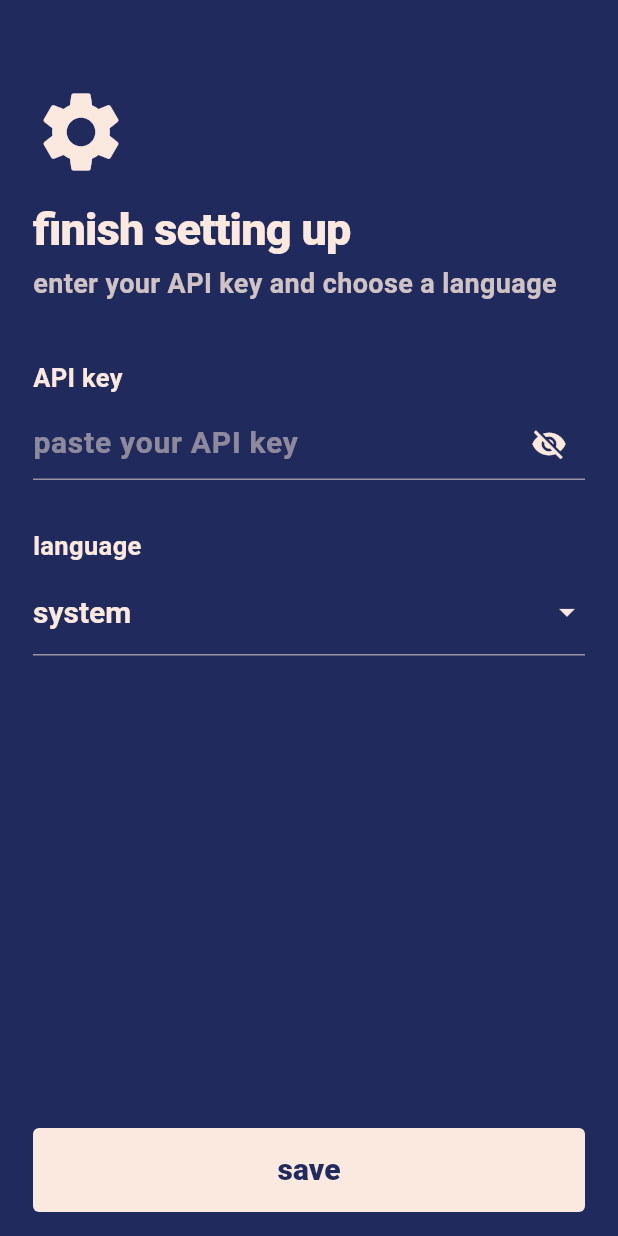
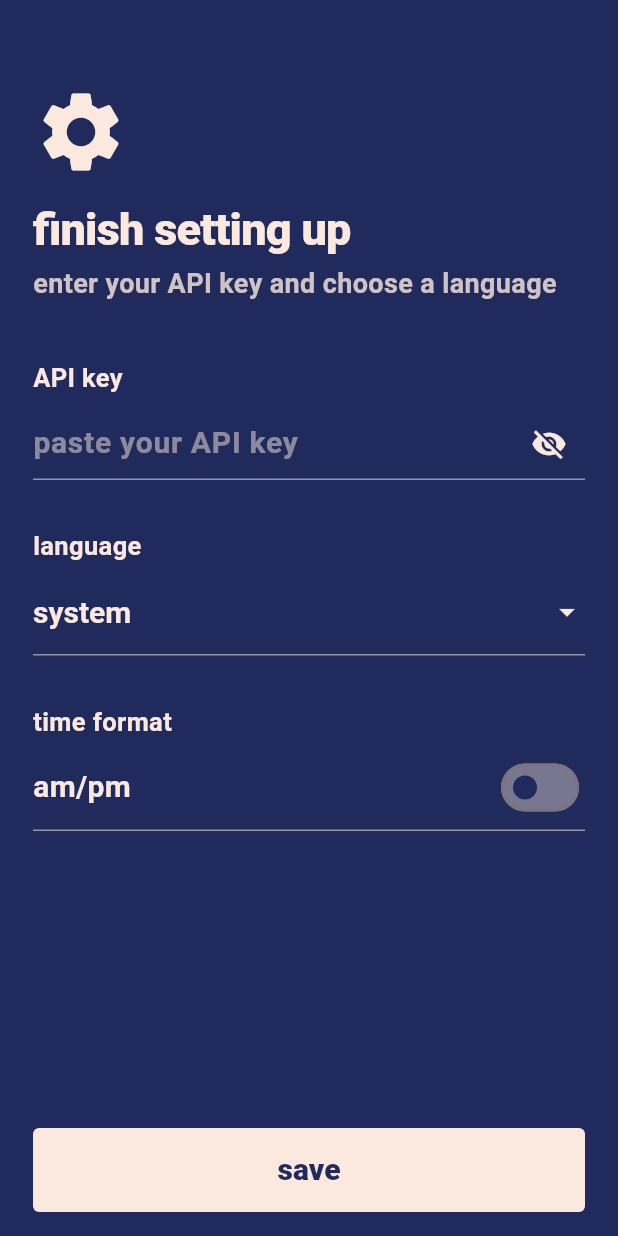
Before and after one commit to diredocks/Cloudless, a Flutter app: the screen it shows after launch, on a phone screen of 412 x 824 dp. Run offline on Flutter 3.47's test engine with Material 3 defaults, Android fonts, the phone set to English and light mode, and no system bars; our stand-ins replace shared_preferences; generated files the repository leaves out were written again.

Commit message:
feat: add hourly forecast tab
Add a 24-hour forecast screen alongside the weekly one, backed by the
Caiyun hourly block (new HourlyForecast/HourlyWeather models, mapper and
tab wiring). Rows are split by a hairline when the window crosses
midnight.

Add a settings toggle for 24-hour vs am/pm hourly labels, persisted via
SettingsStore; the label format now follows the setting directly.

```diff
--- a/lib/main.dart
+++ b/lib/main.dart
@@ -37,6 +37,7 @@ class _CloudlessAppState extends State<CloudlessApp>
   CaiyunApi? _api;
   String? _apiKey;
   String? _languageCode;
+  bool _use24Hour = false;
 
   @override
   void initState() {
@@ -44,6 +45,7 @@ class _CloudlessAppState extends State<CloudlessApp>
     WidgetsBinding.instance.addObserver(this);
     _apiKey = widget.store.apiKey;
     _languageCode = widget.store.languageCode;
+    _use24Hour = widget.store.use24Hour;
     _citySearch = CitySearchApi(client: widget.client);
     _api = _createApi();
   }
@@ -82,11 +84,12 @@ class _CloudlessAppState extends State<CloudlessApp>
     });
   }
 
-  void _handleSaved(String key, String? languageCode) {
+  void _handleSaved(String key, String? languageCode, bool use24Hour) {
     setState(() {
       _api?.dispose();
       _apiKey = key;
       _languageCode = languageCode;
+      _use24Hour = use24Hour;
       _api = _createApi();
     });
   }
@@ -110,6 +113,7 @@ class _CloudlessAppState extends State<CloudlessApp>
           store: widget.store,
           client: widget.client,
           languageCode: _languageCode,
+          use24Hour: _use24Hour,
           onSaved: _handleSaved,
         ),
       ),
@@ -145,6 +149,7 @@ class _CloudlessAppState extends State<CloudlessApp>
               client: widget.client,
               isFirstRun: true,
               languageCode: _languageCode,
+              use24Hour: _use24Hour,
               onSaved: _handleSaved,
             )
           : HomeShell(
@@ -153,6 +158,7 @@ class _CloudlessAppState extends State<CloudlessApp>
               citySearch: _citySearch,
               store: widget.store,
               onOpenSettings: _openSettings,
+              use24Hour: _use24Hour,
             ),
     );
   }
--- a/lib/screens/settings_screen.dart
+++ b/lib/screens/settings_screen.dart
@@ -17,19 +17,24 @@ class SettingsScreen extends StatefulWidget {
     required this.onSaved,
     this.client,
     this.languageCode,
+    this.use24Hour = false,
     this.isFirstRun = false,
   });
 
   final SettingsStore store;
 
-  /// Called after the settings have been persisted with the new API key and
-  /// language override (`null` follows the system).
-  final void Function(String apiKey, String? languageCode) onSaved;
+  /// Called after the settings have been persisted with the new API key,
+  /// language override (`null` follows the system) and hour format.
+  final void Function(String apiKey, String? languageCode, bool use24Hour)
+  onSaved;
 
   final http.Client? client;
 
   /// Current language code (see [kAppLanguages]) or null to follow the system.
   final String? languageCode;
+
+  /// Whether hourly times use a 24-hour clock.
+  final bool use24Hour;
 
   /// When true the screen is shown as the app root (no saved key yet) and
   /// cannot be dismissed.
@@ -42,6 +47,7 @@ class SettingsScreen extends StatefulWidget {
 class _SettingsScreenState extends State<SettingsScreen> {
   late final TextEditingController _controller;
   late String? _languageCode;
+  late bool _use24Hour;
   bool _obscure = true;
   bool _saving = false;
   String? _error;
@@ -51,6 +57,7 @@ class _SettingsScreenState extends State<SettingsScreen> {
     super.initState();
     _controller = TextEditingController(text: widget.store.apiKey ?? '');
     _languageCode = widget.languageCode;
+    _use24Hour = widget.use24Hour;
   }
 
   @override
@@ -101,8 +108,9 @@ class _SettingsScreenState extends State<SettingsScreen> {
 
     await widget.store.setApiKey(key);
     await widget.store.setLanguageCode(_languageCode);
+    await widget.store.setUse24Hour(_use24Hour);
     if (!mounted) return;
-    widget.onSaved(key, _languageCode);
+    widget.onSaved(key, _languageCode, _use24Hour);
     if (!widget.isFirstRun && Navigator.of(context).canPop()) {
       Navigator.of(context).pop();
     }
@@ -231,6 +239,18 @@ class _SettingsScreenState extends State<SettingsScreen> {
                         palette: palette,
                         onChanged: _selectLanguage,
                       ),
+                      const SizedBox(height: 32),
+                      Text(
+                        l10n.timeFormatLabel,
+                        style: palette.text(size: 17, weight: FontWeight.w700),
+                      ),
+                      const SizedBox(height: 4),
+                      _TimeFormatToggle(
+                        value: _use24Hour,
+                        palette: palette,
+                        onChanged: (value) =>
+                            setState(() => _use24Hour = value),
+                      ),
                     ],
                   ),
                 ),
@@ -271,6 +291,47 @@ class _SettingsScreenState extends State<SettingsScreen> {
             ],
           ),
         ),
+      ),
+    );
+  }
+}
+
+class _TimeFormatToggle extends StatelessWidget {
+  const _TimeFormatToggle({
+    required this.value,
+    required this.palette,
+    required this.onChanged,
+  });
+
+  final bool value;
+  final WeatherPalette palette;
+  final ValueChanged<bool> onChanged;
+
+  @override
+  Widget build(BuildContext context) {
+    final l10n = AppLocalizations.of(context);
+    return Container(
+      padding: const EdgeInsets.symmetric(vertical: 4),
+      decoration: BoxDecoration(
+        border: Border(bottom: BorderSide(color: palette.hairline, width: 1)),
+      ),
+      child: Row(
+        children: [
+          Expanded(
+            child: Text(
+              value ? l10n.timeFormat24 : l10n.timeFormatAmPm,
+              style: palette.text(size: 20, weight: FontWeight.w700),
+            ),
+          ),
+          Switch(
+            value: value,
+            onChanged: onChanged,
+            activeThumbColor: palette.background,
+            activeTrackColor: palette.foreground,
+            inactiveThumbColor: palette.background,
+            inactiveTrackColor: palette.foreground.withValues(alpha: 0.4),
+          ),
+        ],
       ),
     );
   }
--- a/lib/widgets/weather_bottom_nav.dart
+++ b/lib/widgets/weather_bottom_nav.dart
@@ -3,7 +3,7 @@ import 'package:flutter/material.dart';
 import '../l10n/app_localizations.dart';
 import '../theme/weather_palette.dart';
 
-enum WeatherTab { today, search, weekly }
+enum WeatherTab { today, search, weekly, hourly }
 
 class WeatherBottomNav extends StatelessWidget {
   const WeatherBottomNav({
@@ -21,6 +21,7 @@ class WeatherBottomNav extends StatelessWidget {
     WeatherTab.today: Icons.wb_sunny_outlined,
     WeatherTab.search: Icons.search,
     WeatherTab.weekly: Icons.calendar_month_outlined,
+    WeatherTab.hourly: Icons.schedule,
   };
 
   @override
@@ -89,5 +90,6 @@ class WeatherBottomNav extends StatelessWidget {
     WeatherTab.today => l10n.navToday,
     WeatherTab.search => l10n.navSearch,
     WeatherTab.weekly => l10n.navWeekly,
+    WeatherTab.hourly => l10n.navHourly,
   };
 }
```
Also changed, not shown: lib/data/caiyun_api.dart (+41 -0 lines), lib/data/settings_store.dart (+13 -0 lines), lib/l10n/app_en.arb (+39 -0 lines), lib/l10n/app_zh.arb (+11 -0 lines), lib/l10n/weather_l10n.dart (+19 -0 lines), lib/models/weather.dart (+35 -0 lines), lib/screens/home_shell.dart (+10 -0 lines), lib/screens/hourly_screen.dart (added, +150 -0 lines), 4 other files.
